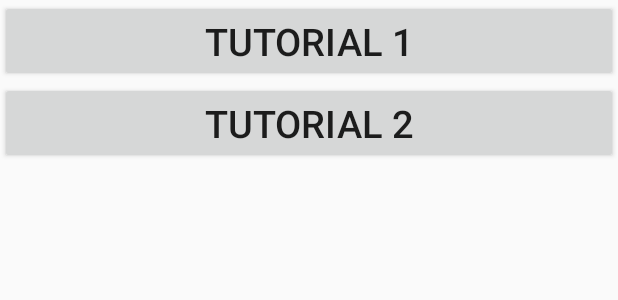
After one commit to exmelendez/MelEd_SimonGame, an Android app: the layout tutorial1.xml on its own in the app's theme, with its tools: preview values and no code run, on a phone screen of 412 x 824 dp. The commit adds this screen. Shown: the top 300 px of the screen. Run offline under Robolectric (Android 15) with nearby library versions, the phone set to English and light mode, and no system bars.

Commit message:
sat commit

```diff
--- /dev/null
+++ b/app/src/main/res/layout/tutorial1.xml
@@ -0,0 +1,24 @@
+<?xml version="1.0" encoding="utf-8"?>
+<LinearLayout xmlns:android="http://schemas.android.com/apk/res/android"
+    android:orientation="vertical" android:layout_width="match_parent"
+    android:layout_height="match_parent">
+
+    <Button
+        android:id="@+id/tutorial1"
+        android:layout_width="fill_parent"
+        android:layout_height="wrap_content"
+        android:text="Tutorial 1"
+        android:style="bold"
+        android:textSize="25dp"
+        />
+
+    <Button
+        android:id="@+id/tutorial2"
+        android:layout_width="fill_parent"
+        android:layout_height="wrap_content"
+        android:text="Tutorial 2"
+        android:style="bold"
+        android:textSize="25dp"
+        />
+
+</LinearLayout>
```
Also changed, not shown: app/src/main/java/nyc/c4q/eddie/simongame/MainActivity.java (+21 -0 lines), app/src/main/java/nyc/c4q/eddie/simongame/TutorialOne.java (added, +14 -0 lines), app/src/main/res/layout/sound_test.xml (added, +13 -0 lines), 5 other files.
